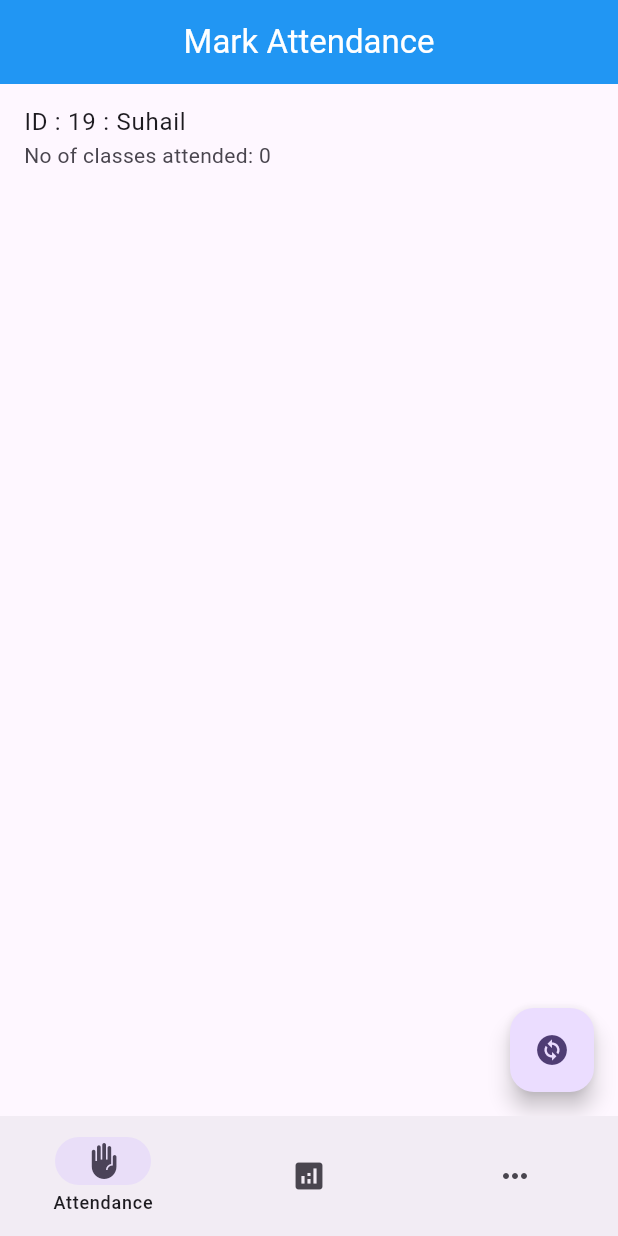
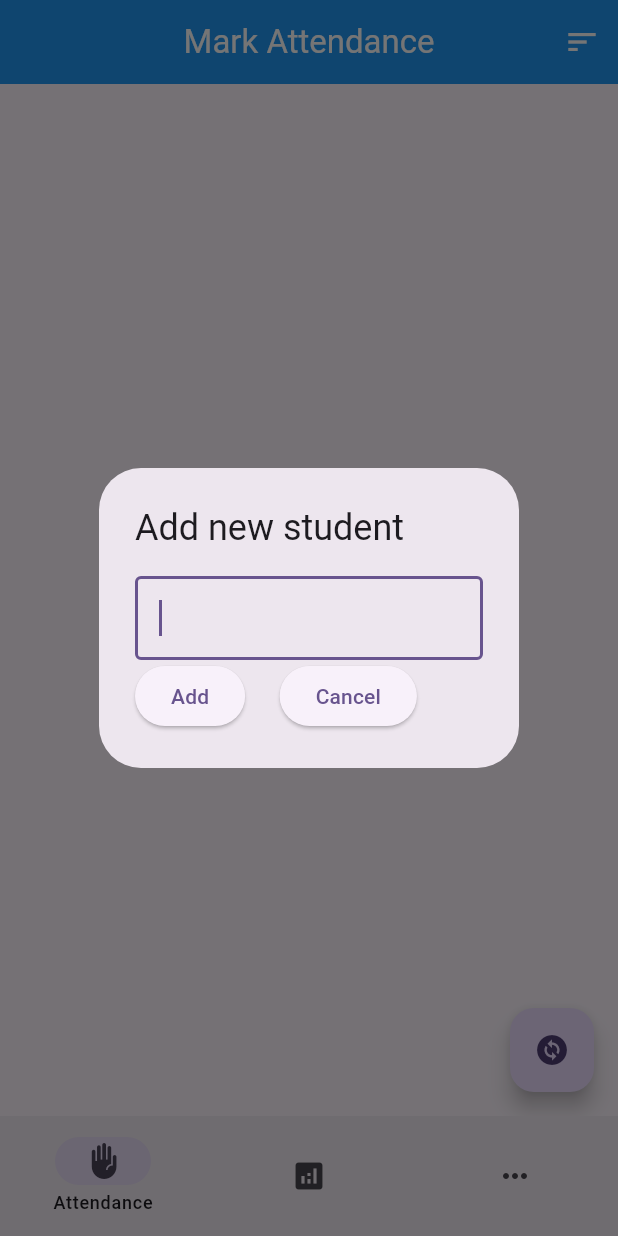
Before and after one commit to Suhail-Sharieff/PROJECT-attendance_app, a Flutter app: the screen it shows after launch, after a tap on the "change circle" icon, on a phone screen of 412 x 824 dp. Run offline on Flutter 3.47's test engine with Material 3 defaults, Android fonts, the phone set to English and light mode, and no system bars; our stand-ins replace fluttertoast, freezed_annotation, loading_animation_widget, percent_indicator, sqflite; accounts and stored records are empty.

Commit message:
built almost all attendance features, time to optimize using bloc

```diff
--- /dev/null
+++ b/lib/Utils/toast.dart
@@ -0,0 +1,14 @@
+
+import 'package:flutter/material.dart';
+import 'package:fluttertoast/fluttertoast.dart';
+
+class MyToast{
+  static Future<void> showToast(String msg, Color backgroundColor) async{
+    Fluttertoast.showToast(
+        msg: msg,
+        backgroundColor: backgroundColor,
+        textColor: Colors.white,
+        toastLength: Toast.LENGTH_LONG
+    );
+  }
+}
--- /dev/null
+++ b/lib/constants/enums/sort_by.dart
@@ -0,0 +1,5 @@
+enum SortBy{
+  roll,
+  name,
+  nOfClassesAttended
+}
--- a/lib/data/database/students/abstract_provider.dart
+++ b/lib/data/database/students/abstract_provider.dart
@@ -1,8 +1,9 @@
+import 'package:attendance_app/constants/enums/sort_by.dart';
 import 'package:attendance_app/data/models/student_model/student_model.dart';
 
 abstract class StudentDBAbstractProvider{
   Future<void>addStudent(Student newStudent);
-  Future<List<Student>>getAllStudents();
+  Future<List<Student>>getAllStudents(SortBy how);
   Future<void>updateStudent(Student student);
   Future<void>deleteStudent(Student student);
 }
--- a/lib/data/database/students/provider.dart
+++ b/lib/data/database/students/provider.dart
@@ -1,9 +1,11 @@
 import 'dart:convert';
 import 'dart:developer';
 
+import 'package:attendance_app/constants/enums/sort_by.dart';
 import 'package:attendance_app/data/database/students/abstract_provider.dart';
 import 'package:attendance_app/data/database/students/exceptions.dart';
 import 'package:attendance_app/data/models/student_model/student_model.dart';
+import 'package:freezed_annotation/freezed_annotation.dart';
 import 'package:sqflite/sqflite.dart';
 import 'package:path/path.dart';
 
@@ -33,7 +35,7 @@ class StudentDBProvider implements StudentDBAbstractProvider {
 	$rollCol	INTEGER NOT NULL UNIQUE,
 	$nameCol	TEXT,
 	$nOfClassesAttendedCol	INTEGER,
-	PRIMARY KEY($rollCol)
+	PRIMARY KEY($rollCol AUTOINCREMENT)
 );
           ''');
     });
@@ -50,7 +52,6 @@ class StudentDBProvider implements StudentDBAbstractProvider {
     try {
       final db = await getDB();
       int id = await db.insert(tableName, {
-        rollCol: newStudent.roll,
         nameCol: newStudent.name,
         nOfClassesAttendedCol: newStudent.nOfClassesAttended,
       });
@@ -78,15 +79,16 @@ class StudentDBProvider implements StudentDBAbstractProvider {
   }
 
   @override
-  Future<List<Student>> getAllStudents() async {
+  Future<List<Student>> getAllStudents(SortBy how) async {
     try {
       final db = await getDB();
+      log("sorting by : ${how.name}");
       List<Map<String, dynamic>> li = await db.query(
         tableName,
-        orderBy: 'roll',
+        orderBy: how.name,
       ); //this has list<{"id":1,"name":"xyz",..}>
 
-      log(li.toString());
+      // log(li.toString());
       return List.generate(li.length, (idx) {
         return Student.fromJson(li[idx]);
       });
@@ -113,4 +115,9 @@ class StudentDBProvider implements StudentDBAbstractProvider {
       throw CouldntUpdateStudentException();
     }
   }
+
+
+
+
+
 }
--- a/lib/data/database/students/service.dart
+++ b/lib/data/database/students/service.dart
@@ -1,3 +1,4 @@
+import 'package:attendance_app/constants/enums/sort_by.dart';
 import 'package:attendance_app/data/database/students/abstract_provider.dart';
 import 'package:attendance_app/data/database/students/provider.dart';
 import 'package:attendance_app/data/models/student_model/student_model.dart';
@@ -12,7 +13,7 @@ class StudentDBService implements StudentDBAbstractProvider{
   Future<void> deleteStudent(Student student) =>instance.deleteStudent(student);
 
   @override
-  Future<List<Student>> getAllStudents() =>instance.getAllStudents();
+  Future<List<Student>> getAllStudents(SortBy how) =>instance.getAllStudents(how);
 
   @override
   Future<void> updateStudent(Student student) =>instance.updateStudent(student);
--- a/lib/main.dart
+++ b/lib/main.dart
@@ -1,3 +1,6 @@
+import 'package:attendance_app/pages/MorePage.dart';
+import 'package:attendance_app/pages/analytics_page.dart';
+import 'package:attendance_app/pages/attendance_page.dart';
 import 'package:attendance_app/pages/home_page.dart';
 import 'package:attendance_app/splash_screen.dart';
 import 'package:flutter/material.dart';
@@ -16,7 +19,10 @@ class MyApp extends StatelessWidget {
     return MaterialApp(
       title: 'Flutter Demo',
       routes: {
-        homeRoute:(context)=>const HomePage()
+        homeRoute:(context)=>const HomePage(),
+        attendanceRoute:(context)=>const AttendancePage(),
+        analyticsRoute:(context)=>const AnalyticsPage(),
+        moreRoute:(context)=>const MorePage()
       },
       theme: ThemeData(
 
--- a/lib/pages/attendance_page.dart
+++ b/lib/pages/attendance_page.dart
@@ -1,8 +1,13 @@
+import 'dart:developer';
+
+import 'package:attendance_app/Utils/toast.dart';
 import 'package:attendance_app/constants/Widgets/appBar.dart';
+import 'package:attendance_app/constants/enums/sort_by.dart';
 import 'package:attendance_app/data/database/students/service.dart';
 import 'package:attendance_app/data/models/student_model/student_model.dart';
 import 'package:attendance_app/pages/student_profile.dart';
 import 'package:flutter/material.dart';
+import 'dart:ui';
 
 class AttendancePage extends StatefulWidget {
   const AttendancePage({super.key});
@@ -12,49 +17,87 @@ class AttendancePage extends StatefulWidget {
 }
 
 class _AttendancePageState extends State<AttendancePage> {
+  final service = StudentDBService();
+  final TextEditingController nameContr = TextEditingController();
+  SortBy sortBy = SortBy.name;
 
-  // final List<Student>li=[
-  //   Student(name: "Suhail",marksMap: {'IA1':23,'IA2':34},nOfClassesAttended: 0,roll: 1),
-  //   Student(name: "Sharieff",marksMap: {'IA1':23,'IA2':34},nOfClassesAttended: 0,roll: 2),
-  //   Student(name: "Sumera",marksMap: {'IA1':23,'IA2':34},nOfClassesAttended: 0,roll: 3),
-  //   Student(name: "Anjum",marksMap: {'IA1':23,'IA2':34},nOfClassesAttended: 0,roll: 4),
-  // ];
-  final service=StudentDBService();
+  List<Student> li = [];
 
   @override
   void initState() {
     super.initState();
+    fetchData(); // Fetch initial data
   }
-  List<Student>li=[];
-  Future<void>fetchData()async{
-    li=await service.getAllStudents();
-    print(li);
+
+  Future<void> fetchData() async {
+    li = await service.getAllStudents(sortBy);
   }
 
   @override
   Widget build(BuildContext context) {
     return Scaffold(
-      appBar: MyAppBar(title: "Mark Attendance"),
+      appBar: AppBar(
+        title: const Text("Mark Attendance"),
+        centerTitle: true,
+        backgroundColor: Colors.blue,
+        foregroundColor: Colors.white,
+        actions: [
+          PopupMenuButton<SortBy>(
+            icon: const Icon(Icons.sort_sharp),
+            tooltip: "Sort By ",
+            itemBuilder: (context) {
+              return [
+                const PopupMenuItem<SortBy>(
+                  value: SortBy.name,
+                  child: Text('Name'),
+                ),
+                const PopupMenuItem<SortBy>(
+                  value: SortBy.nOfClassesAttended,
+                  child: Text('Attendance'),
+                ),const PopupMenuItem<SortBy>(
+                  value: SortBy.roll,
+                  child: Text('Roll'),
+                ),
+              ];
+            },
+            onSelected: (val) async {
+              setState(() {
+                sortBy = val;
+              });
+              await fetchData(); // Re-fetch data based on the new sort option
+            },
+          )
+        ],
+      ),
       body: FutureBuilder(
-        future: fetchData(),
-        builder: (c,s){
-          if(s.connectionState==ConnectionState.waiting) return const CircularProgressIndicator();
-          if(li.isEmpty) return const Center(child: Text("No Items Yet"),);
-          return  ListView.builder(
+        future: fetchData(), // Make sure this is triggering correctly
+        builder: (c, s) {
+          if (s.connectionState == ConnectionState.waiting) {
+            return const Center(child: CircularProgressIndicator());
+          }
+          if (li.isEmpty) {
+            return const Center(
+              child: Text("No Items Yet"),
+            );
+          }
+          return ListView.builder(
             itemCount: li.length,
-            itemBuilder: (_,idx){
-              Student st=li[idx];
+            itemBuilder: (_, idx) {
+              Student st = li[idx];
               return ListTile(
-                title: Text('ID : ${st.roll} : ${st.name}'),
-                subtitle: Text('No of classes attended: ${st.nOfClassesAttended}'),
-                onTap: ()async{
-                  Navigator.of(context).push(MaterialPageRoute(builder: (_)=>StudentProfilePage(student: st, instance: service,)));
+                title: Text('ID : ${idx + 1}: ${st.name}'),
+                subtitle:
+                Text('No of classes attended: ${st.nOfClassesAttended}'),
+                onTap: () async {
+                  Navigator.of(context).push(MaterialPageRoute(
+                      builder: (_) => StudentProfilePage(
+                        student: st,
+                        instance: service,
+                      )));
                 },
-                onLongPress: ()async{
+                onLongPress: () async {
                   await service.deleteStudent(st);
-                  setState(() {
-
-                  });
+                  setState(() {});
                 },
               );
             },
@@ -62,14 +105,56 @@ class _AttendancePageState extends State<AttendancePage> {
         },
       ),
       floatingActionButton: FloatingActionButton(
-        onPressed: ()async{
-            await service.addStudent(Student(roll: 19,name: "Suhail"));
-            setState(() {
-
-            });
-
+        onPressed: () async {
+          await showDialog(
+              context: context,
+              builder: (_) {
+                return AlertDialog(
+                  title: const Text("Add new student"),
+                  content: Column(
+                    mainAxisSize: MainAxisSize.min,
+                    children: [
+                      TextField(
+                        decoration:
+                        const InputDecoration(border: OutlineInputBorder()),
+                        autofocus: true,
+                        controller: nameContr,
+                      ),
+                      Row(
+                        children: [
+                          ElevatedButton(
+                              onPressed: () async {
+                                if (nameContr.text.isNotEmpty) {
+                                  await service.addStudent(
+                                      Student(name: nameContr.text));
+                                  await MyToast.showToast(
+                                      "Added ${nameContr.text}", Colors.green);
+                                  Navigator.of(context).pop();
+                                  nameContr.clear();
+                                  await fetchData(); // Refresh data after adding
+                                } else {
+                                  await MyToast.showToast(
+                                      "Please enter valid name", Colors.red);
+                                }
+                              },
+                              child: const Text("Add")),
+                          SizedBox.fromSize(
+                            size: const Size(23, 23),
+                          ),
+                          ElevatedButton(
+                              onPressed: () async {
+                                Navigator.of(context).pop();
+                              },
+                              child: const Text("Cancel")),
+                        ],
+                      )
+                    ],
+                  ),
+                );
+              });
+          setState(() {});
         },
-        child:const  Icon(Icons.change_circle),
+        child: const Icon(Icons.change_circle),
       ),
     );
   }
```
Also changed, not shown: lib/Utils/percent_indicator.dart (added, +32 -0 lines), lib/pages/student_profile.dart (+44 -60 lines).
